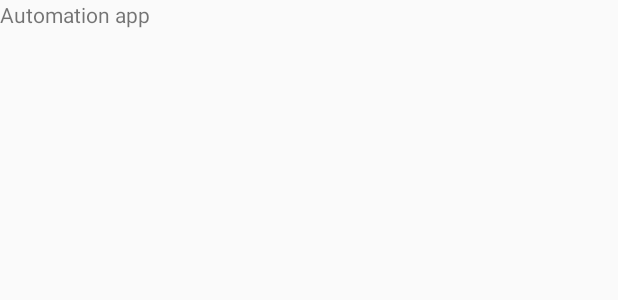
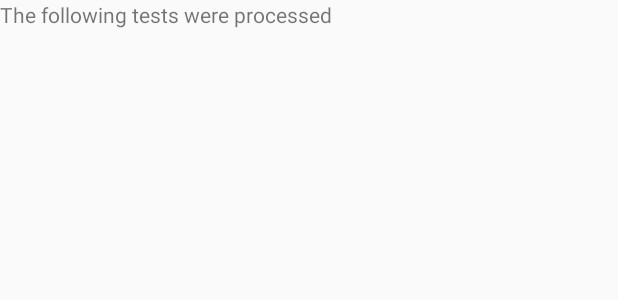
Before and after one commit to oper2000/aBob, an Android app: the layout activity_main.xml on its own in the app's theme, with its tools: preview values and no code run, on a phone screen of 412 x 824 dp. Shown: the top 300 px of the screen. Run offline under Robolectric (Android 15) with nearby library versions, the phone set to English and light mode, and no system bars.

Commit message:
add tests on app main screen

```diff
--- a/MFBobTests/Android/com.example.amitaim.automationapp/app/AutomationApp/app/src/main/res/layout/activity_main.xml
+++ b/MFBobTests/Android/com.example.amitaim.automationapp/app/AutomationApp/app/src/main/res/layout/activity_main.xml
@@ -3,11 +3,19 @@
     android:orientation="vertical"
     android:layout_width="fill_parent"
     android:layout_height="fill_parent"
-    >
+    android:weightSum="1">
     <TextView
         android:id="@+id/hello"
         android:layout_width="fill_parent"
         android:layout_height="wrap_content"
-        android:text="Automation app"
-        />
+        android:text="The following tests were processed"
+        android:layout_weight="0.06" />
+
+    <TableLayout
+        android:layout_width="match_parent"
+        android:layout_height="match_parent"
+        android:layout_gravity="center_horizontal"
+        android:id="@+id/tableItemId">
+
+    </TableLayout>
 </LinearLayout>
```
Also changed, not shown: 1 other file.
